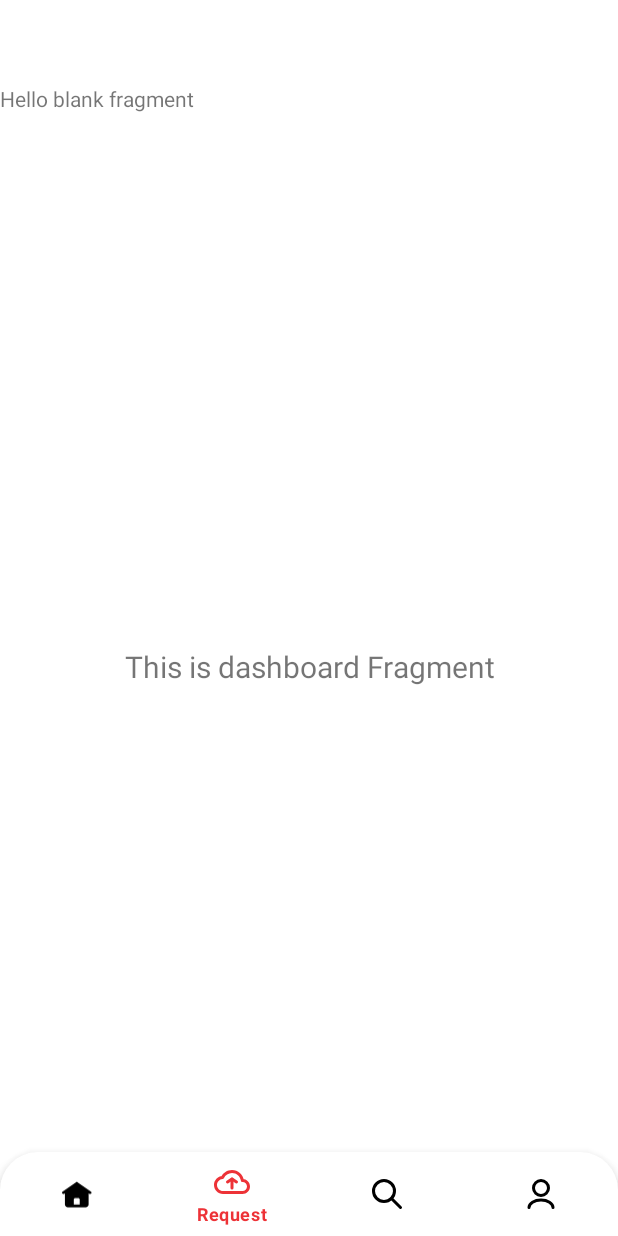
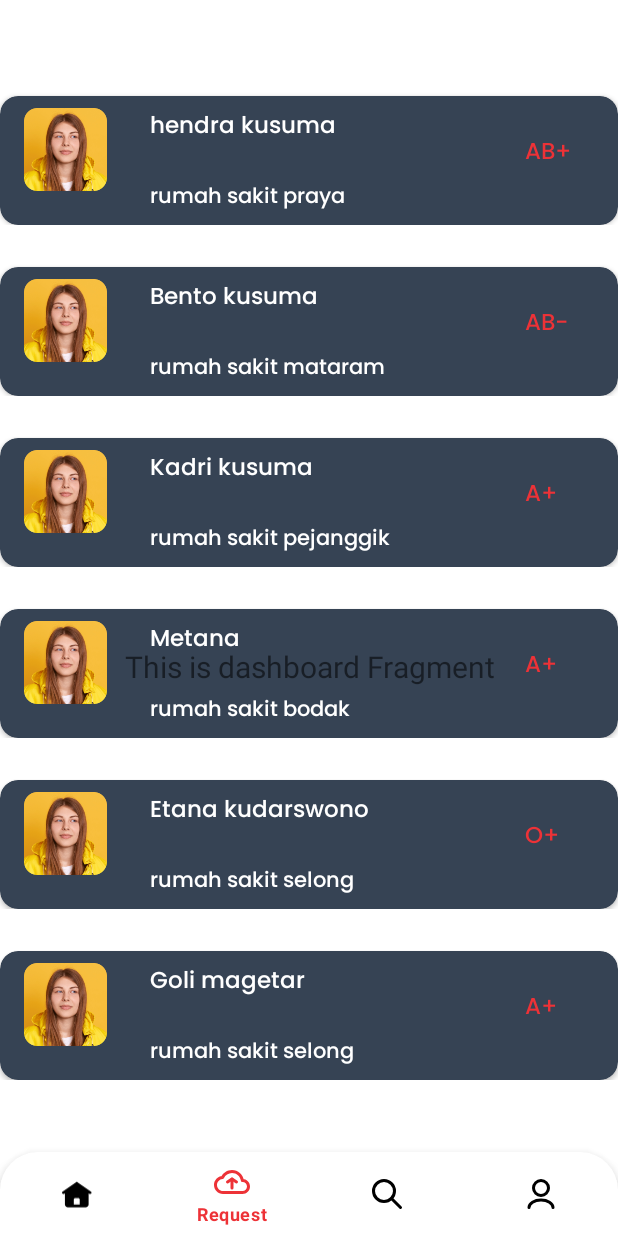
Before and after one commit to febriansya/SaveLifeApp, an Android app: the fragment ViewPagerBantuFragment placed in its activity, item 2 of the bottom bar chosen, on a phone screen of 412 x 824 dp. Run offline under Robolectric (Android 15) with nearby library versions, the phone set to English and light mode, and no system bars; our stand-ins replace navigation-ui.

Commit message:
template design menu home complete

```diff
--- /dev/null
+++ b/app/src/main/java/com/example/savelifeapp/data/Bantu.kt
@@ -0,0 +1,12 @@
+package com.example.savelifeapp.data
+
+import android.os.Parcelable
+import kotlinx.parcelize.Parcelize
+
+@Parcelize
+data class Bantu(
+    val namePasien: String,
+    val lokasiPasien: String,
+    val goldarah: String,
+    val profilePasien: Int,
+) : Parcelable
--- /dev/null
+++ b/app/src/main/java/com/example/savelifeapp/home/ui/home/viepager/bantu/BantuAdapater.kt
@@ -0,0 +1,40 @@
+package com.example.savelifeapp.home.ui.home.viepager.bantu
+
+import android.view.LayoutInflater
+import android.view.View
+import android.view.ViewGroup
+import android.widget.ImageView
+import android.widget.TextView
+import androidx.recyclerview.widget.RecyclerView
+import com.example.savelifeapp.R
+import com.example.savelifeapp.data.Bantu
+
+
+class BantuAdapater(private val Bantu: ArrayList<Bantu>) :
+    RecyclerView.Adapter<BantuAdapater.ListViewHolder>() {
+
+    inner class ListViewHolder(itemView: View) : RecyclerView.ViewHolder(itemView) {
+        var imgPhoto: ImageView = itemView.findViewById(R.id.img_bantu)
+        var namaPasien: TextView = itemView.findViewById(R.id.tv_nama_pasien_bantu)
+        var golDarah: TextView = itemView.findViewById(R.id.tv_gol_pasien_bantu)
+        var lokasiPasien: TextView = itemView.findViewById(R.id.tv_lokasi_pasien_bantu)
+    }
+
+    override fun onCreateViewHolder(parent: ViewGroup, viewType: Int): ListViewHolder {
+        val view: View =
+            LayoutInflater.from(parent.context).inflate(R.layout.item_home_bantu, parent, false)
+        return ListViewHolder(view)
+    }
+
+    override fun onBindViewHolder(holder: ListViewHolder, position: Int) {
+        val (name, lokasi, gol, profile) = Bantu[position]
+        holder.namaPasien.text = name
+        holder.golDarah.text = gol
+        holder.lokasiPasien.text = lokasi
+        holder.imgPhoto.setImageResource(profile)
+    }
+
+    override fun getItemCount(): Int {
+        return Bantu.size
+    }
+}
--- a/app/src/main/java/com/example/savelifeapp/home/ui/home/viepager/bantu/ViewPagerBantuFragment.kt
+++ b/app/src/main/java/com/example/savelifeapp/home/ui/home/viepager/bantu/ViewPagerBantuFragment.kt
@@ -5,13 +5,20 @@ import androidx.fragment.app.Fragment
 import android.view.LayoutInflater
 import android.view.View
 import android.view.ViewGroup
+import androidx.recyclerview.widget.LinearLayoutManager
+import androidx.recyclerview.widget.RecyclerView
 import com.example.savelifeapp.R
+import com.example.savelifeapp.data.Bantu
+import com.example.savelifeapp.data.Kegiatan
+import com.example.savelifeapp.home.ui.home.viepager.kegiatan.KegiatanAdapater
 
 class ViewPagerBantuFragment : Fragment() {
 
+    private lateinit var rvBantu: RecyclerView
+    private val list = ArrayList<Bantu>()
+
     override fun onCreate(savedInstanceState: Bundle?) {
         super.onCreate(savedInstanceState)
-
     }
 
     override fun onCreateView(
@@ -21,4 +28,41 @@ class ViewPagerBantuFragment : Fragment() {
         // Inflate the layout for this fragment
         return inflater.inflate(R.layout.fragment_view_pager_bantu, container, false)
     }
+
+    override fun onViewCreated(view: View, savedInstanceState: Bundle?) {
+        super.onViewCreated(view, savedInstanceState)
+
+        rvBantu = view.findViewById(R.id.rv_bantu)
+        rvBantu.setHasFixedSize(true)
+
+        list.addAll(listHeroes)
+        showRecyclerList()
+
+    }
+
+    private val listHeroes: ArrayList<Bantu>
+        get() {
+            val namaPasien = resources.getStringArray(R.array.nama_pasien)
+            val lokasiPasien = resources.getStringArray(R.array.lokasi_pasien)
+            val golDarah = resources.getStringArray(R.array.gol_darah)
+            val dataPhoto = resources.obtainTypedArray(R.array.poto_pasien)
+
+            val listHero = ArrayList<Bantu>()
+            for (i in namaPasien.indices) {
+                val hero = Bantu(
+                    namaPasien[i],
+                    lokasiPasien[i],
+                    golDarah[i],
+                    dataPhoto.getResourceId(i, -1)
+                )
+                listHero.add(hero)
+            }
+            return listHero
+        }
+
+    private fun showRecyclerList() {
+        rvBantu.layoutManager = LinearLayoutManager(requireContext())
+        val listHeroAdapter = BantuAdapater(list)
+        rvBantu.adapter = listHeroAdapter
+    }
 }
--- a/app/src/main/java/com/example/savelifeapp/home/ui/home/viepager/kegiatan/KegiatanAdapater.kt
+++ b/app/src/main/java/com/example/savelifeapp/home/ui/home/viepager/kegiatan/KegiatanAdapater.kt
@@ -13,9 +13,9 @@ class KegiatanAdapater(private val listSampleKegiatan: ArrayList<Kegiatan>) :
     RecyclerView.Adapter<KegiatanAdapater.ListViewHolder>() {
 
     inner class ListViewHolder(itemView: View) : RecyclerView.ViewHolder(itemView) {
-        var imgPhoto: ImageView = itemView.findViewById(R.id.img_kegiatan)
-        var namaKegiatan: TextView = itemView.findViewById(R.id.tv_nama_tempat_item_kegiatan)
-        var namaLokasiKegiatan: TextView = itemView.findViewById(R.id.tv_item_home_lokasi_kegiatan)
+        var imgPhoto: ImageView = itemView.findViewById(R.id.img_bantu)
+        var namaKegiatan: TextView = itemView.findViewById(R.id.tv_nama_pasien_bantu)
+        var namaLokasiKegiatan: TextView = itemView.findViewById(R.id.tv_lokasi_pasien_bantu)
         var tanggalKegiatan: TextView = itemView.findViewById(R.id.tv_tanggal_home_kegiatan)
         var jamKegiatan: TextView = itemView.findViewById(R.id.tv_jam_home_kegiatan)
     }
--- a/app/src/main/res/layout/fragment_view_pager_bantu.xml
+++ b/app/src/main/res/layout/fragment_view_pager_bantu.xml
@@ -1,14 +1,18 @@
 <?xml version="1.0" encoding="utf-8"?>
-<FrameLayout xmlns:android="http://schemas.android.com/apk/res/android"
+<androidx.constraintlayout.widget.ConstraintLayout xmlns:android="http://schemas.android.com/apk/res/android"
+    xmlns:app="http://schemas.android.com/apk/res-auto"
     xmlns:tools="http://schemas.android.com/tools"
+    android:id="@+id/frameLayout3"
     android:layout_width="match_parent"
     android:layout_height="match_parent"
     tools:context=".home.ui.home.viepager.bantu.ViewPagerBantuFragment">
 
-    <!-- TODO: Update blank fragment layout -->
-    <TextView
+    <androidx.recyclerview.widget.RecyclerView
+        android:id="@+id/rv_bantu"
         android:layout_width="match_parent"
         android:layout_height="match_parent"
-        android:text="@string/hello_blank_fragment" />
-
-</FrameLayout>
+        app:layout_constraintBottom_toBottomOf="parent"
+        app:layout_constraintEnd_toEndOf="parent"
+        app:layout_constraintStart_toStartOf="parent"
+        app:layout_constraintTop_toTopOf="parent" />
+</androidx.constraintlayout.widget.ConstraintLayout>
--- a/app/src/main/res/layout/item_home_bantu.xml
+++ b/app/src/main/res/layout/item_home_bantu.xml
@@ -3,78 +3,65 @@
     xmlns:app="http://schemas.android.com/apk/res-auto"
     xmlns:tools="http://schemas.android.com/tools"
     android:layout_width="match_parent"
-    android:layout_height="match_parent">
+    android:paddingBottom="20dp"
+    android:layout_height="wrap_content">
 
     <androidx.cardview.widget.CardView
         android:layout_width="match_parent"
         android:layout_height="wrap_content"
-        android:layout_marginStart="8dp"
+        android:layout_marginTop="8dp"
         app:cardBackgroundColor="#364354"
         app:cardCornerRadius="12dp"
-        android:layout_marginTop="8dp"
-        android:layout_marginEnd="8dp"
         app:layout_constraintEnd_toEndOf="parent"
         app:layout_constraintStart_toStartOf="parent"
         app:layout_constraintTop_toTopOf="parent">
 
-        <androidx.constraintlayout.widget.ConstraintLayout
+        <FrameLayout
             android:layout_width="match_parent"
             android:layout_height="match_parent">
 
             <com.google.android.material.imageview.ShapeableImageView
-                android:id="@+id/img_kegiatan"
+                android:id="@+id/img_bantu"
                 android:layout_width="55dp"
                 android:layout_height="55dp"
-                android:layout_marginStart="8dp"
+                android:layout_marginStart="16dp"
                 android:layout_marginTop="8dp"
-                android:layout_marginBottom="8dp"
-                app:layout_constraintBottom_toBottomOf="parent"
-                app:layout_constraintStart_toStartOf="parent"
-                app:layout_constraintTop_toTopOf="parent"
                 app:shapeAppearanceOverlay="@style/CornerRadisu"
                 tools:srcCompat="@tools:sample/avatars" />
 
             <TextView
-                android:id="@+id/tv_nama_tempat_item_kegiatan"
-                android:layout_width="0dp"
+                android:id="@+id/tv_nama_pasien_bantu"
+                android:layout_width="wrap_content"
                 android:layout_height="wrap_content"
-                android:layout_marginStart="8dp"
+                android:layout_marginStart="100dp"
                 android:layout_marginTop="8dp"
-                android:layout_marginEnd="8dp"
                 android:fontFamily="@font/poppins_medium"
+
                 android:text="Yan Febriansyah"
                 android:textColor="@color/white"
-                android:textSize="15sp"
-                app:layout_constraintEnd_toEndOf="parent"
-                app:layout_constraintHorizontal_bias="0.502"
-                app:layout_constraintStart_toEndOf="@+id/img_kegiatan"
-                app:layout_constraintTop_toTopOf="parent" />
+                android:textSize="15sp" />
 
             <TextView
-                android:id="@+id/tv_item_home_lokasi_kegiatan"
-                android:layout_width="0dp"
+                android:id="@+id/tv_lokasi_pasien_bantu"
+                android:layout_width="wrap_content"
                 android:layout_height="wrap_content"
-                android:layout_marginTop="11dp"
+                android:layout_marginStart="100dp"
+                android:layout_marginTop="56dp"
+                android:layout_marginBottom="6dp"
                 android:fontFamily="@font/poppins_medium"
-                android:text="Rumah Sakit Selaparang"
-                android:textColor="@color/material_dynamic_neutral60"
-                app:layout_constraintEnd_toEndOf="@+id/tv_nama_tempat_item_kegiatan"
-                app:layout_constraintHorizontal_bias="0.459"
-                app:layout_constraintStart_toStartOf="@+id/tv_nama_tempat_item_kegiatan"
-                app:layout_constraintTop_toBottomOf="@+id/tv_nama_tempat_item_kegiatan" />
+                android:textColor="@color/white" />
 
             <TextView
-                android:id="@+id/tv_item_home_gol_bantu"
+                android:id="@+id/tv_gol_pasien_bantu"
                 android:layout_width="wrap_content"
                 android:layout_height="wrap_content"
-                android:layout_marginEnd="57dp"
+                android:layout_marginStart="350dp"
+                android:layout_marginTop="25dp"
+                android:layout_marginEnd="31dp"
                 android:fontFamily="@font/poppins_medium"
                 android:text="A+"
-                android:textColor="@color/white"
-                android:textSize="15sp"
-                app:layout_constraintBottom_toBottomOf="parent"
-                app:layout_constraintEnd_toEndOf="parent"
-                app:layout_constraintTop_toTopOf="parent" />
-        </androidx.constraintlayout.widget.ConstraintLayout>
+                android:textColor="@color/red_medium"
+                android:textSize="15sp" />
+        </FrameLayout>
     </androidx.cardview.widget.CardView>
 </androidx.constraintlayout.widget.ConstraintLayout>
--- a/app/src/main/res/layout/item_home_kegiatan.xml
+++ b/app/src/main/res/layout/item_home_kegiatan.xml
@@ -34,7 +34,7 @@
 <!--                app:layout_constraintTop_toTopOf="@+id/tv_nama_tempat_item_kegiatan" />-->
 
             <com.google.android.material.imageview.ShapeableImageView
-                android:id="@+id/img_kegiatan"
+                android:id="@+id/img_bantu"
                 android:layout_width="55dp"
                 android:layout_height="55dp"
                 android:layout_marginStart="8dp"
@@ -47,7 +47,7 @@
                 tools:src="@tools:sample/avatars" />
 
             <TextView
-                android:id="@+id/tv_nama_tempat_item_kegiatan"
+                android:id="@+id/tv_nama_pasien_bantu"
                 android:layout_width="0dp"
                 android:layout_height="wrap_content"
                 android:layout_marginStart="8dp"
@@ -56,16 +56,17 @@
                 android:text="Masbagik"
                 android:textColor="@color/white"
                 android:textSize="15sp"
-                app:layout_constraintStart_toEndOf="@+id/img_kegiatan"
+                app:layout_constraintStart_toEndOf="@+id/img_bantu"
                 app:layout_constraintTop_toTopOf="parent" />
 
             <TextView
-                android:id="@+id/tv_item_home_lokasi_kegiatan"
+                android:id="@+id/tv_lokasi_pasien_bantu"
                 android:layout_width="wrap_content"
                 android:layout_height="wrap_content"
                 android:fontFamily="@font/poppins_medium"
-                app:layout_constraintStart_toStartOf="@+id/tv_nama_tempat_item_kegiatan"
-                app:layout_constraintTop_toBottomOf="@+id/tv_nama_tempat_item_kegiatan" />
+                android:textColor="@color/white"
+                app:layout_constraintStart_toStartOf="@+id/tv_nama_pasien_bantu"
+                app:layout_constraintTop_toBottomOf="@+id/tv_nama_pasien_bantu" />
 
             <TextView
                 android:id="@+id/tv_jam_home_kegiatan"
@@ -78,7 +79,7 @@
                 android:textColor="@color/red_medium"
                 app:layout_constraintBottom_toBottomOf="parent"
                 app:layout_constraintEnd_toEndOf="parent"
-                app:layout_constraintTop_toBottomOf="@+id/tv_item_home_lokasi_kegiatan" />
+                app:layout_constraintTop_toBottomOf="@+id/tv_lokasi_pasien_bantu" />
 
             <TextView
                 android:id="@+id/tv_tanggal_home_kegiatan"
@@ -87,6 +88,7 @@
                 android:layout_marginTop="8dp"
                 android:layout_marginEnd="20dp"
                 android:fontFamily="@font/poppins_medium"
+                android:textColor="@color/white"
                 app:layout_constraintEnd_toEndOf="parent"
                 app:layout_constraintTop_toTopOf="parent" />
         </androidx.constraintlayout.widget.ConstraintLayout>
--- a/app/src/main/res/values/strings.xml
+++ b/app/src/main/res/values/strings.xml
@@ -111,11 +111,45 @@
     </string-array>
 
     <integer-array name="poto_pmi">
+        <item>@drawable/pmi_logo</item>
+        <item>@drawable/pmi_logo</item>
+        <item>@drawable/pmi_logo</item>
+        <item>@drawable/pmi_logo</item>
+        <item>@drawable/pmi_logo</item>
+    </integer-array>
+
+    <string-array name="nama_pasien">
+        <item>hendra kusuma</item>
+        <item>Bento kusuma</item>
+        <item>Kadri kusuma</item>
+        <item>Metana</item>
+        <item>Etana kudarswono</item>
+        <item>Goli magetar</item>
+    </string-array>
+    <string-array name="lokasi_pasien">
+        <item>rumah sakit praya</item>
+        <item>rumah sakit mataram</item>
+        <item>rumah sakit pejanggik</item>
+        <item>rumah sakit bodak</item>
+        <item>rumah sakit selong</item>
+        <item>rumah sakit selong</item>
+    </string-array>
+    <string-array name="gol_darah">
+        <item>AB+</item>
+        <item>AB-</item>
+        <item>A+</item>
+        <item>A+</item>
+        <item>O+</item>
+        <item>A+</item>
+    </string-array>
+
+
+    <integer-array name="poto_pasien">
+        <item>@drawable/profile</item>
         <item>@drawable/profile</item>
         <item>@drawable/profile</item>
         <item>@drawable/profile</item>
         <item>@drawable/profile</item>
         <item>@drawable/profile</item>
     </integer-array>
-
 </resources>
```
